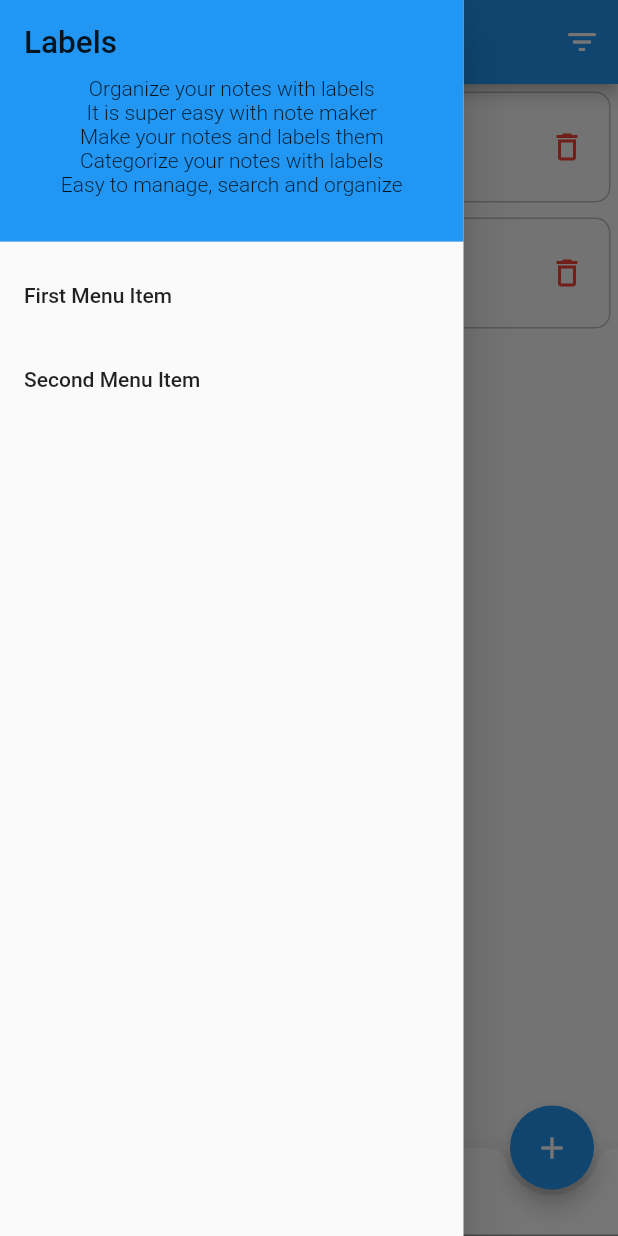
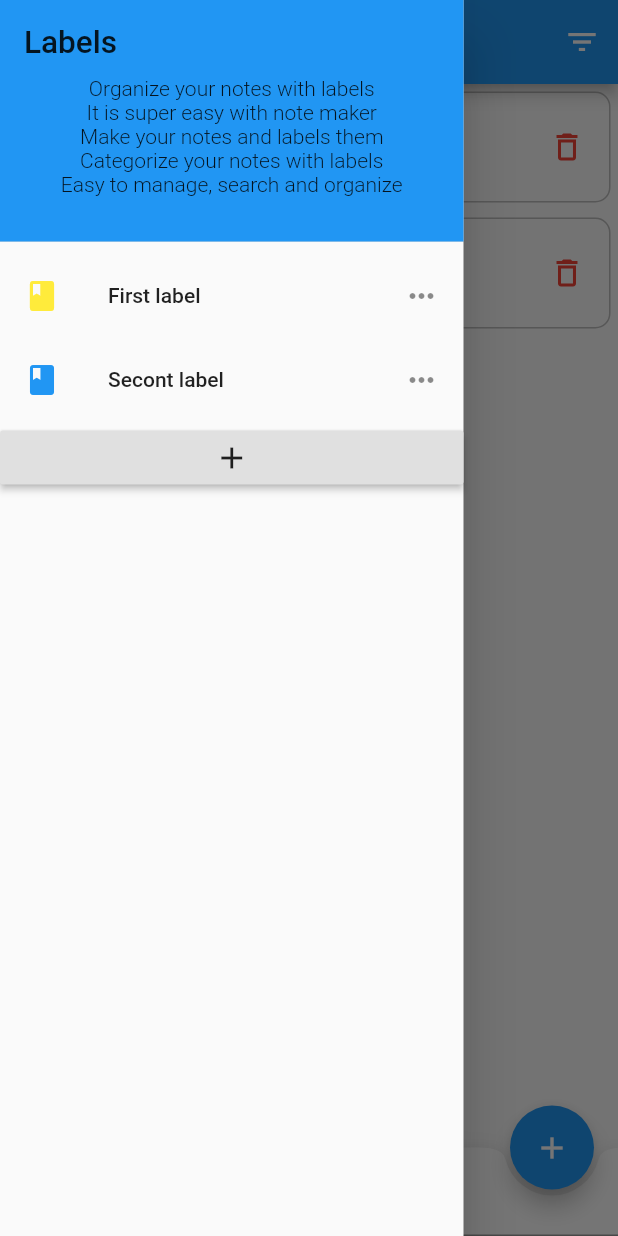
Before and after one commit to yashodgayashan/note-keeper-app, a Flutter app: the screen it shows after launch, with the side drawer open, on a phone screen of 412 x 824 dp. Run offline on Flutter 3.47's test engine with Material 2 defaults, Android fonts, the phone set to English and light mode, and no system bars; our stand-ins replace sqflite; accounts and stored records are empty.

Commit message:
Added left drawer label format

```diff
--- a/lib/screens/first_page.dart
+++ b/lib/screens/first_page.dart
@@ -144,14 +144,9 @@ class _MainMenuState extends State<MainMenu> {
           child: ListView(
             children: <Widget>[
               getLeftDrawerHeader(),
-              ListTile(
-                title: Text('First Menu Item'),
-                onTap: () {},
-              ),
-              ListTile(
-                title: Text('Second Menu Item'),
-                onTap: () {},
-              ),
+              getLeftDrawerListTile(title: "First label", color: Colors.yellow),
+              getLeftDrawerListTile(title: "Secont label", color: Colors.blue),
+              RaisedButton(onPressed: (){}, child: Icon(Icons.add),)
             ],
           ),
         ),
@@ -196,6 +191,20 @@ class _MainMenuState extends State<MainMenu> {
     );
   }
 
+  Widget getLeftDrawerListTile(
+      {@required String title, @required Color color}) {
+    return ListTile(
+      leading: Icon(
+        Icons.book,
+        color: color,
+      ),
+      title: Text("$title"),
+      trailing: Icon(Icons.more_horiz),
+      onTap: () {
+        debugPrint("$title is pressed");
+      },
+    );
+  }
 
   Widget getBottomNavigationBar() {
     return BottomAppBar(
```
